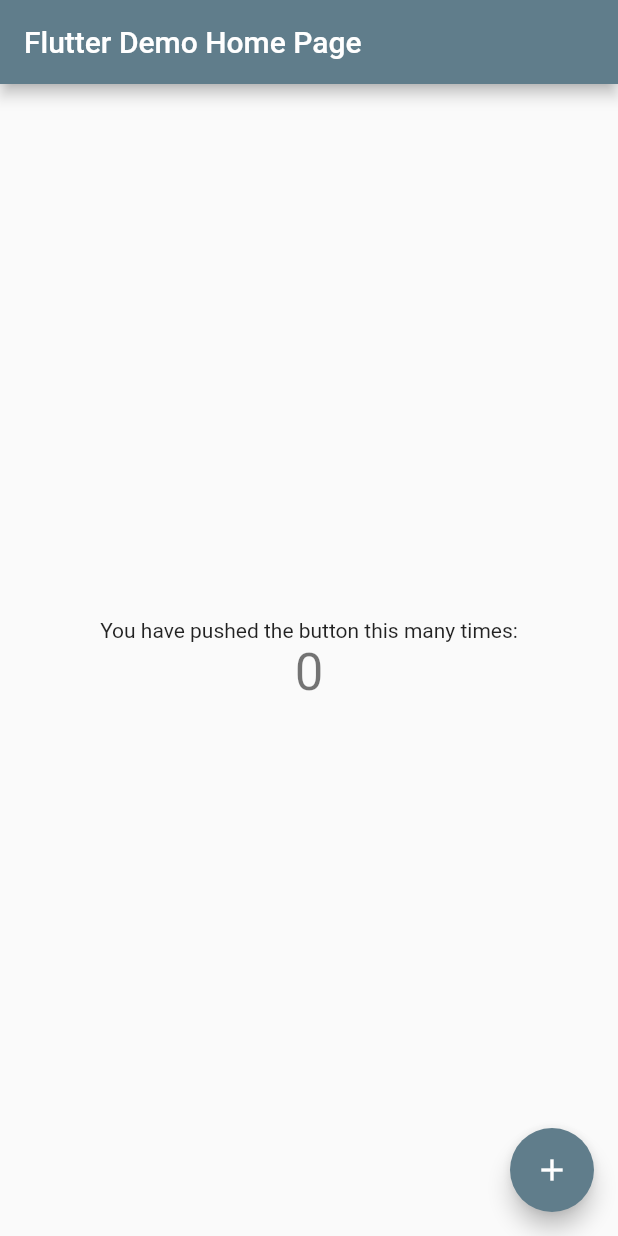
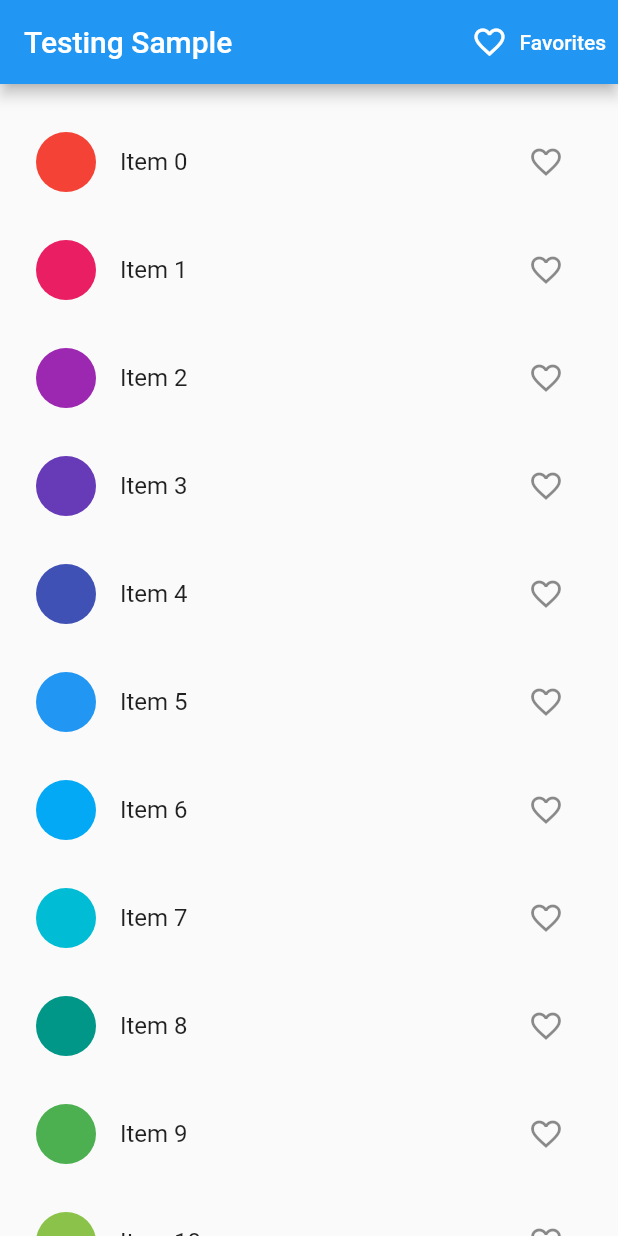
Before and after one commit to kaja-mohideen/flutter-experiments, a Flutter app: the screen it shows after launch, on a phone screen of 412 x 824 dp. Run offline on Flutter 3.47's test engine with Material 2 defaults, Android fonts, the phone set to English and light mode, and no system bars.

```diff
--- a/lib/main.dart
+++ b/lib/main.dart
@@ -1,113 +1,34 @@
+// Copyright 2020 The Flutter Authors. All rights reserved.
+// Use of this source code is governed by a BSD-style license that can be
+// found in the LICENSE file.
+
 import 'package:flutter/material.dart';
+import 'package:provider/provider.dart';
+import 'package:flutter_experiments/models/favorites.dart';
+import 'package:flutter_experiments/screens/favorites.dart';
+import 'package:flutter_experiments/screens/home.dart';
 
 void main() {
-  runApp(MyApp());
+  runApp(TestingApp());
 }
 
-class MyApp extends StatelessWidget {
-  // This widget is the root of your application.
+class TestingApp extends StatelessWidget {
   @override
   Widget build(BuildContext context) {
-    return MaterialApp(
-      title: 'Flutter Demo',
-      theme: ThemeData(
-        // This is the theme of your application.
-        //
-        // Try running your application with "flutter run". You'll see the
-        // application has a blue toolbar. Then, without quitting the app, try
-        // changing the primarySwatch below to Colors.green and then invoke
-        // "hot reload" (press "r" in the console where you ran "flutter run",
-        // or simply save your changes to "hot reload" in a Flutter IDE).
-        // Notice that the counter didn't reset back to zero; the application
-        // is not restarted.
-        primarySwatch: Colors.blueGrey,
+    return ChangeNotifierProvider<Favorites>(
+      create: (context) => Favorites(),
+      child: MaterialApp(
+        title: 'Testing Sample',
+        theme: ThemeData(
+          primarySwatch: Colors.blue,
+          visualDensity: VisualDensity.adaptivePlatformDensity,
+        ),
+        routes: {
+          HomePage.routeName: (context) => HomePage(),
+          FavoritesPage.routeName: (context) => FavoritesPage(),
+        },
+        initialRoute: HomePage.routeName,
       ),
-      home: MyHomePage(title: 'Flutter Demo Home Page'),
     );
   }
 }
-
-class MyHomePage extends StatefulWidget {
-  MyHomePage({Key? key, required this.title}) : super(key: key);
-
-  // This widget is the home page of your application. It is stateful, meaning
-  // that it has a State object (defined below) that contains fields that affect
-  // how it looks.
-
-  // This class is the configuration for the state. It holds the values (in this
-  // case the title) provided by the parent (in this case the App widget) and
-  // used by the build method of the State. Fields in a Widget subclass are
-  // always marked "final".
-
-  final String title;
-
-  @override
-  _MyHomePageState createState() => _MyHomePageState();
-}
-
-class _MyHomePageState extends State<MyHomePage> {
-  int _counter = 0;
-
-  void _incrementCounter() {
-    setState(() {
-      // This call to setState tells the Flutter framework that something has
-      // changed in this State, which causes it to rerun the build method below
-      // so that the display can reflect the updated values. If we changed
-      // _counter without calling setState(), then the build method would not be
-      // called again, and so nothing would appear to happen.
-      _counter++;
-    });
-  }
-
-  @override
-  Widget build(BuildContext context) {
-    // This method is rerun every time setState is called, for instance as done
-    // by the _incrementCounter method above.
-    //
-    // The Flutter framework has been optimized to make rerunning build methods
-    // fast, so that you can just rebuild anything that needs updating rather
-    // than having to individually change instances of widgets.
-    return Scaffold(
-      appBar: AppBar(
-        // Here we take the value from the MyHomePage object that was created by
-        // the App.build method, and use it to set our appbar title.
-        title: Text(widget.title),
-      ),
-      body: Center(
-        // Center is a layout widget. It takes a single child and positions it
-        // in the middle of the parent.
-        child: Column(
-          // Column is also a layout widget. It takes a list of children and
-          // arranges them vertically. By default, it sizes itself to fit its
-          // children horizontally, and tries to be as tall as its parent.
-          //
-          // Invoke "debug painting" (press "p" in the console, choose the
-          // "Toggle Debug Paint" action from the Flutter Inspector in Android
-          // Studio, or the "Toggle Debug Paint" command in Visual Studio Code)
-          // to see the wireframe for each widget.
-          //
-          // Column has various properties to control how it sizes itself and
-          // how it positions its children. Here we use mainAxisAlignment to
-          // center the children vertically; the main axis here is the vertical
-          // axis because Columns are vertical (the cross axis would be
-          // horizontal).
-          mainAxisAlignment: MainAxisAlignment.center,
-          children: <Widget>[
-            Text(
-              'You have pushed the button this many times:',
-            ),
-            Text(
-              '$_counter',
-              style: Theme.of(context).textTheme.headline4,
-            ),
-          ],
-        ),
-      ),
-      floatingActionButton: FloatingActionButton(
-        onPressed: _incrementCounter,
-        tooltip: 'Increment',
-        child: Icon(Icons.add),
-      ), // This trailing comma makes auto-formatting nicer for build methods.
-    );
-  }
-}
--- /dev/null
+++ b/lib/models/favorites.dart
@@ -0,0 +1,22 @@
+// Copyright 2020 The Flutter Authors. All rights reserved.
+// Use of this source code is governed by a BSD-style license that can be
+// found in the LICENSE file.
+
+import 'package:flutter/material.dart';
+
+/// The [Favorites] class holds a list of favorite items saved by the user.
+class Favorites extends ChangeNotifier {
+  final List<int> _favoriteItems = [];
+
+  List<int> get items => _favoriteItems;
+
+  void add(int itemNo) {
+    _favoriteItems.add(itemNo);
+    notifyListeners();
+  }
+
+  void remove(int itemNo) {
+    _favoriteItems.remove(itemNo);
+    notifyListeners();
+  }
+}
--- /dev/null
+++ b/lib/screens/home.dart
@@ -0,0 +1,82 @@
+// Copyright 2020 The Flutter team. All rights reserved.
+// Use of this source code is governed by a BSD-style license that can be
+// found in the LICENSE file.
+
+import 'package:flutter/material.dart';
+import 'package:provider/provider.dart';
+import 'package:flutter_experiments/models/favorites.dart';
+import 'package:flutter_experiments/screens/favorites.dart';
+
+class HomePage extends StatelessWidget {
+  static String routeName = '/';
+
+  @override
+  Widget build(BuildContext context) {
+    return Scaffold(
+      appBar: AppBar(
+        title: const Text('Testing Sample'),
+        actions: <Widget>[
+          TextButton.icon(
+            style: TextButton.styleFrom(primary: Colors.white),
+            onPressed: () {
+              Navigator.pushNamed(context, FavoritesPage.routeName);
+            },
+            icon: const Icon(Icons.favorite_border),
+            label: const Text('Favorites'),
+          ),
+        ],
+      ),
+      body: ListView.builder(
+        itemCount: 100,
+        cacheExtent: 20.0,
+        padding: const EdgeInsets.symmetric(vertical: 16),
+        itemBuilder: (context, index) => ItemTile(index),
+      ),
+    );
+  }
+}
+
+class ItemTile extends StatelessWidget {
+  final int itemNo;
+
+  const ItemTile(
+      this.itemNo,
+      );
+
+  @override
+  Widget build(BuildContext context) {
+    var favoritesList = Provider.of<Favorites>(context);
+
+    return Padding(
+      padding: const EdgeInsets.all(8.0),
+      child: ListTile(
+        leading: CircleAvatar(
+          backgroundColor: Colors.primaries[itemNo % Colors.primaries.length],
+        ),
+        title: Text(
+          'Item $itemNo',
+          key: Key('text_$itemNo'),
+        ),
+        trailing: IconButton(
+          key: Key('icon_$itemNo'),
+          icon: favoritesList.items.contains(itemNo)
+              ? const Icon(Icons.favorite)
+              : const Icon(Icons.favorite_border),
+          onPressed: () {
+            !favoritesList.items.contains(itemNo)
+                ? favoritesList.add(itemNo)
+                : favoritesList.remove(itemNo);
+            ScaffoldMessenger.of(context).showSnackBar(
+              SnackBar(
+                content: Text(favoritesList.items.contains(itemNo)
+                    ? 'Added to favorites.'
+                    : 'Removed from favorites.'),
+                duration: const Duration(seconds: 1),
+              ),
+            );
+          },
+        ),
+      ),
+    );
+  }
+}
```
Also changed, not shown: lib/screens/favorites.dart (added, +64 -0 lines), pubspec.yaml (+7 -1 lines), 4 other files.
